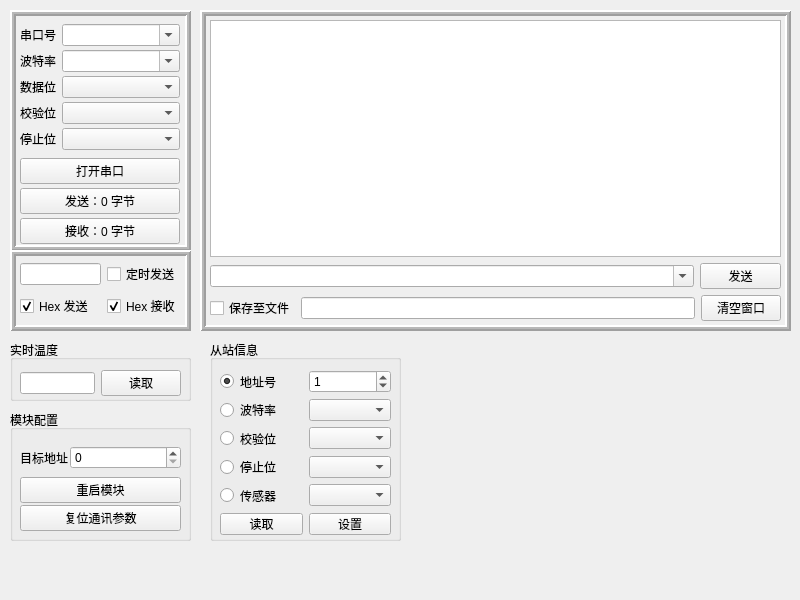
Old version of the form form/frmcomtool.ui in the repository KingChenFY/SerialPortTool.
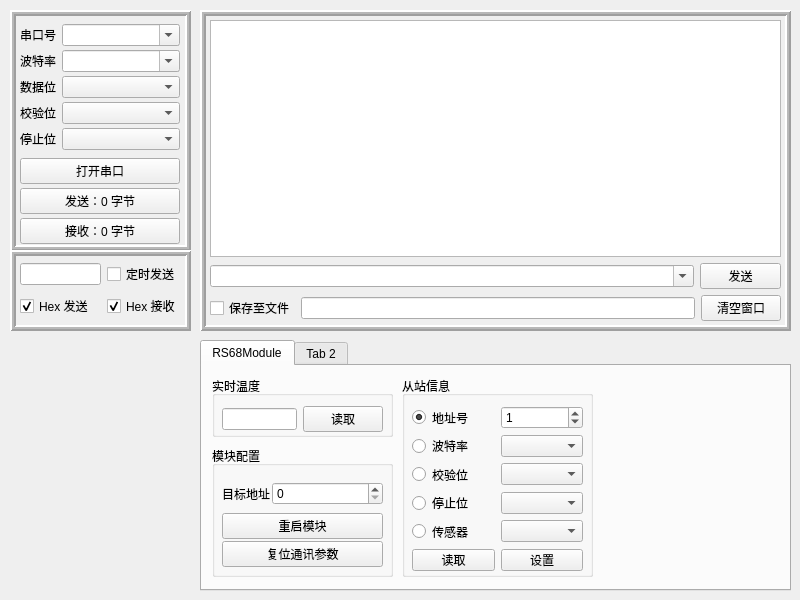
New version of the form.

Commit message: 优化体验，设置发送间隔小于200时模态对话框提示

The edit to the form file:
```diff
--- a/form/frmcomtool.ui
+++ b/form/frmcomtool.ui
@@ -332,11 +332,131 @@
     </layout>
    </widget>
   </widget>
+  <widget class="QTabWidget" name="tabWidget">
+   <property name="geometry">
+    <rect>
+     <x>200</x>
+     <y>340</y>
+     <width>591</width>
+     <height>251</height>
+    </rect>
+   </property>
+   <property name="currentIndex">
+    <number>0</number>
+   </property>
+   <widget class="QWidget" name="tab_RS68Module">
+    <attribute name="title">
+     <string>RS68Module</string>
+    </attribute>
+    <widget class="QGroupBox" name="groupBox_Temp">
+     <property name="geometry">
+      <rect>
+       <x>10</x>
+       <y>10</y>
+       <width>181</width>
+       <height>61</height>
+      </rect>
+     </property>
+     <property name="title">
+      <string>实时温度</string>
+     </property>
+     <widget class="QWidget" name="layoutWidget">
+      <property name="geometry">
+       <rect>
+        <x>10</x>
+        <y>30</y>
+        <width>161</width>
+        <height>26</height>
+       </rect>
+      </property>
+      <layout class="QHBoxLayout" name="horizontalLayout_6" stretch="2,1">
+       <property name="sizeConstraint">
+        <enum>QLayout::SetDefaultConstraint</enum>
+       </property>
+       <item>
+        <widget class="QLineEdit" name="lineEdit_TempValue">
+         <property name="readOnly">
+          <bool>true</bool>
+         </property>
+        </widget>
+       </item>
+       <item>
+        <widget class="QPushButton" name="pushButton_ReadTemp">
+         <property name="text">
+          <string>读取</string>
+         </property>
+        </widget>
+       </item>
+      </layout>
+     </widget>
+    </widget>
+    <widget class="QGroupBox" name="groupBox_3">
+     <property name="geometry">
+      <rect>
+       <x>10</x>
+       <y>80</y>
+       <width>181</width>
+       <height>131</height>
+      </rect>
+     </property>
+     <property name="title">
+      <string>模块配置</string>
+     </property>
+     <widget class="QWidget" name="layoutWidget_1">
+      <property name="geometry">
+       <rect>
+        <x>10</x>
+        <y>30</y>
+        <width>161</width>
+        <height>91</height>
+       </rect>
+      </property>
+      <layout class="QVBoxLayout" name="verticalLayout_3">
+       <property name="spacing">
+        <number>2</number>
+       </property>
+       <property name="topMargin">
+        <number>0</number>
+       </property>
+       <item>
+        <layout class="QFormLayout" name="formLayout">
+         <property name="formAlignment">
+          <set>Qt::AlignLeading|Qt::AlignLeft|Qt::AlignVCenter</set>
+         </property>
+         <item row="0" column="0">
+          <widget class="QLabel" name="Label_SendAddr">
+           <property name="text">
+            <string>目标地址</string>
+           </property>
+          </widget>
+         </item>
+         <item row="0" column="1">
+          <widget class="QSpinBox" name="SpinBox_SendAddr"/>
+         </item>
+        </layout>
+       </item>
+       <item>
+        <widget class="QPushButton" name="pushButton_ResetRsModule">
+         <property name="text">
+          <string>重启模块</string>
+         </property>
+        </widget>
+       </item>
+       <item>
+        <widget class="QPushButton" name="pushButton_ResetConnectParam">
+         <property name="text">
+          <string>复位通讯参数</string>
+         </property>
+        </widget>
+       </item>
+      </layout>
+     </widget>
+    </widget>
   <widget class="QGroupBox" name="groupBox">
    <property name="geometry">
     <rect>
-     <x>210</x>
-     <y>340</y>
+       <x>200</x>
+       <y>10</y>
      <width>191</width>
      <height>201</height>
     </rect>
@@ -431,108 +551,11 @@
     </layout>
    </widget>
   </widget>
-  <widget class="QGroupBox" name="groupBox_Temp">
-   <property name="geometry">
-    <rect>
-     <x>10</x>
-     <y>340</y>
-     <width>181</width>
-     <height>61</height>
-    </rect>
-   </property>
-   <property name="title">
-    <string>实时温度</string>
-   </property>
-   <widget class="QWidget" name="layoutWidget">
-    <property name="geometry">
-     <rect>
-      <x>10</x>
-      <y>30</y>
-      <width>161</width>
-      <height>26</height>
-     </rect>
-    </property>
-    <layout class="QHBoxLayout" name="horizontalLayout_6" stretch="2,1">
-     <property name="sizeConstraint">
-      <enum>QLayout::SetDefaultConstraint</enum>
-     </property>
-     <item>
-      <widget class="QLineEdit" name="lineEdit_TempValue">
-       <property name="readOnly">
-        <bool>true</bool>
-       </property>
-      </widget>
-     </item>
-     <item>
-      <widget class="QPushButton" name="pushButton_ReadTemp">
-       <property name="text">
-        <string>读取</string>
-       </property>
-      </widget>
-     </item>
-    </layout>
-   </widget>
-  </widget>
-  <widget class="QGroupBox" name="groupBox_3">
-   <property name="geometry">
-    <rect>
-     <x>10</x>
-     <y>410</y>
-     <width>181</width>
-     <height>131</height>
-    </rect>
-   </property>
-   <property name="title">
-    <string>模块配置</string>
-   </property>
-   <widget class="QWidget" name="layoutWidget">
-    <property name="geometry">
-     <rect>
-      <x>10</x>
-      <y>30</y>
-      <width>161</width>
-      <height>91</height>
-     </rect>
-    </property>
-    <layout class="QVBoxLayout" name="verticalLayout_3">
-     <property name="spacing">
-      <number>2</number>
-     </property>
-     <property name="topMargin">
-      <number>0</number>
-     </property>
-     <item>
-      <layout class="QFormLayout" name="formLayout">
-       <property name="formAlignment">
-        <set>Qt::AlignLeading|Qt::AlignLeft|Qt::AlignVCenter</set>
-       </property>
-       <item row="0" column="0">
-        <widget class="QLabel" name="Label_SendAddr">
-         <property name="text">
-          <string>目标地址</string>
-         </property>
-        </widget>
-       </item>
-       <item row="0" column="1">
-        <widget class="QSpinBox" name="SpinBox_SendAddr"/>
-       </item>
-      </layout>
-     </item>
-     <item>
-      <widget class="QPushButton" name="pushButton_ResetRsModule">
-       <property name="text">
-        <string>重启模块</string>
-       </property>
-      </widget>
-     </item>
-     <item>
-      <widget class="QPushButton" name="pushButton_ResetConnectParam">
-       <property name="text">
-        <string>复位通讯参数</string>
-       </property>
-      </widget>
-     </item>
-    </layout>
+   </widget>
+   <widget class="QWidget" name="tab_2">
+    <attribute name="title">
+     <string>Tab 2</string>
+    </attribute>
    </widget>
   </widget>
  </widget>
```
Lines whose indentation alone changed are shown as unchanged. The commit also changes 3 other files.
